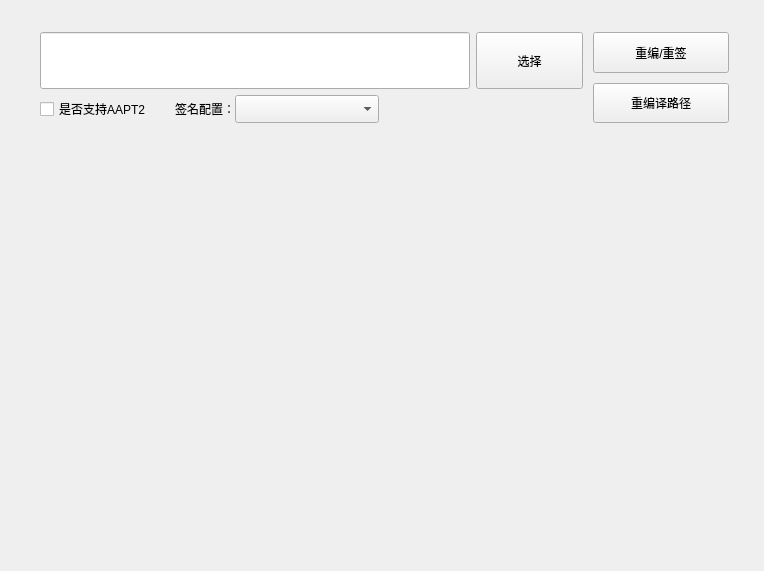
First picture: the form in res/ui/widget_repack.ui, repository purejiang/BlankTool, before the edit.
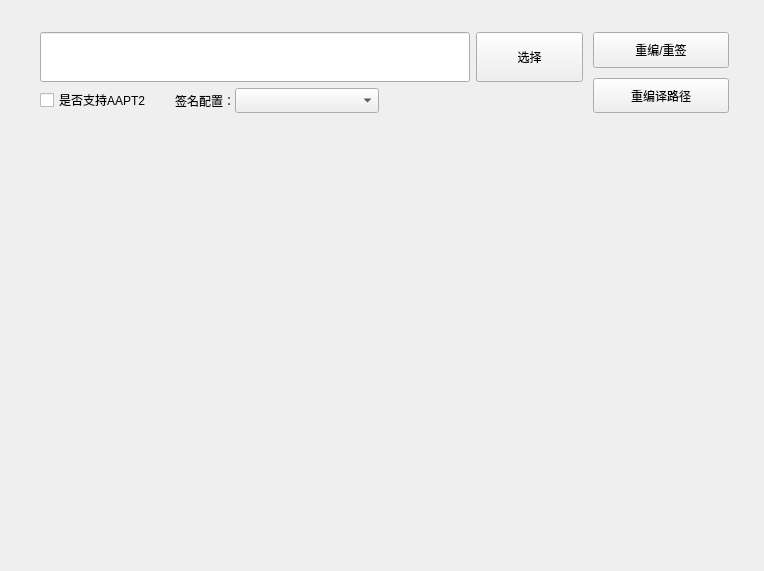
Second picture: the form after the edit.

Diff of the .ui file:
```diff
--- a/res/ui/widget_repack.ui
+++ b/res/ui/widget_repack.ui
@@ -59,7 +59,7 @@
              <x>0</x>
              <y>0</y>
              <width>721</width>
-             <height>131</height>
+             <height>121</height>
             </rect>
            </property>
            <layout class="QHBoxLayout" name="horizontalLayout_5" stretch="4,1">
```
Left out of the diff: 4 changed lines with no effect on the pictures.
